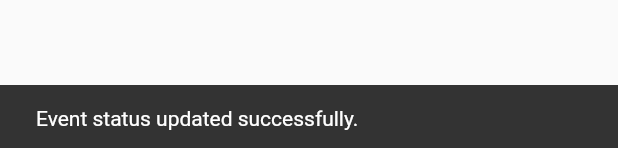
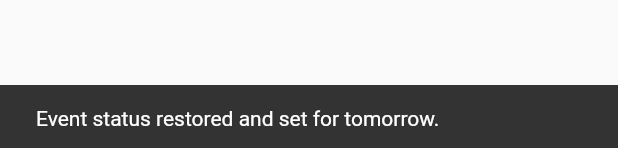
Before and after one commit to johnwandera37/Krazy-Knot, a Flutter app: what openAnimatedDialog() shows on an empty page, opened directly with empty values, after a tap on "Yes", on a phone screen of 412 x 824 dp. Shown: the part 1085-1233 px from the top of the screen. Run offline on Flutter 3.47's test engine with Material 2 defaults, Android fonts, the phone set to English and light mode, and no system bars; our stand-ins replace animated_notch_bottom_bar, equatable, flutter_dotenv, flutter_neumorphic, get, google_fonts and 6 more; missing offline and left inert: open_street_map_search_and_pick; accounts and stored records are empty; network calls fail.

Commit message:
latest changes

```diff
--- a/lib/data/event_api/event_api_service.dart
+++ b/lib/data/event_api/event_api_service.dart
@@ -12,12 +12,12 @@ class ApiService {
 
   if (response.statusCode == 200) {
     final data = jsonDecode(response.body);
-    print("======================================> this is my data");
-    print(data);
-      print("====================================> this is my data");
+    debugPrint("======================================> this is my data");
+    debugPrint(data);
+      debugPrint("====================================> this is my data");
     return data;
   } else {
-    print('Event API Error: ${response.statusCode}');
+    debugPrint('Event API Error: ${response.statusCode}');
     return {'error': 'API Error: ${response.statusCode}'};
   }
 }
@@ -32,9 +32,9 @@ Future<void> addEvent(Event event) async {
     body: jsonEncode(event.toJson()), //a 'toJson' method exists in the Event model
   );
   if (response.statusCode == 200) {
-    print('=====================>Event created successfully');
+    debugPrint('=====================>Event created successfully');
   } else {
-    print('Failded to add an event');
+    debugPrint('Failded to add an event');
     throw Exception('Create event error code: ${response.statusCode}');
   }
 }
@@ -50,9 +50,9 @@ Future<void> updateEvent(Map<String, dynamic> updatedEventData) async {
     body: jsonEncode(updatedEventData), // Pass the updated data as the request body
   );
   if (response.statusCode == 200) {
-    print('[[[[[[[[[[[[[[[[[[[[[[[[[[[=======================Event updated successfully');
+    debugPrint('[[[[[[[[[[[[[[[[[[[[[[[[[[[=======================Event updated successfully');
   } else {
-    print('Failed to update an event from api itself[[[[[[[[[[[[[[[[[[[[[[[[[[[[[[[[[[[[[===============');
+    debugPrint('Failed to update an event from api itself[[[[[[[[[[[[[[[[[[[[[[[[[[[[[[[[[[[[[===============');
     throw Exception('[[[[[[[[[[[[[[[[[[[[[[[[[[[[[[[[[[[[[[[[[[[[[[[[[[==================Update event error code: ${response.statusCode}');
   }
 }
@@ -64,12 +64,12 @@ Future<void> updateEvent(Map<String, dynamic> updatedEventData) async {
 
   if (response.statusCode == 200) {
     final data = jsonDecode(response.body);
-    print("======================================> this is my attendees' data");
-    print(data);
-      print("====================================> this is my attendees' data");
+    debugPrint("======================================> this is my attendees' data");
+    debugPrint(data);
+      debugPrint("====================================> this is my attendees' data");
     return data;
   } else {
-    print('Attendees fetch API Error: ${response.statusCode}');
+    debugPrint('Attendees fetch API Error: ${response.statusCode}');
     return {'error': 'API Error: ${response.statusCode}'};
   }
 }
@@ -85,9 +85,9 @@ Future<void> addPeople(Attendees attendee) async {
     body: jsonEncode(attendee.toJson()), //a 'toJson' method exists in the Event model
   );
   if (response.statusCode == 200) {
-    print('======================================================>Atteendee created successfully');
+    debugPrint('======================================================>Atteendee created successfully');
   } else {
-    print('Failded to add an attendee');
+    debugPrint('Failded to add an attendee');
     throw Exception('Failed to add attendee error code: ${response.statusCode}');
   }
 }
--- a/lib/ui/base/widgets/modal_dialog.dart
+++ b/lib/ui/base/widgets/modal_dialog.dart
@@ -12,11 +12,11 @@ import '../../../utils/export_files.dart';
   required String startDate,
   required String endDate,
 }) {
-String dialogContent = status == 'Ready'
+  String dialogContent = status.toLowerCase() == 'ready'
       ? "You are about to update event to pending!"
-    : (status == 'Pending'
+      : (status.toLowerCase() == 'pending'
           ? "Is the event venue booked?"
-        : "You are about to revert this event");
+          : "You are about to restore this event");
 
   showGeneralDialog(
     context: context,
@@ -24,16 +24,19 @@ String dialogContent = status == 'Ready'
       return Container();
     },
     transitionDuration: const Duration(milliseconds: 400),
-    transitionBuilder: (context, a1, a2, child) =>
-        ScaleTransition(
+    transitionBuilder: (context, a1, a2, child) => ScaleTransition(
       scale: Tween<double>(begin: 0.5, end: 1.0).animate(a1),
-          child:
-          FadeTransition(
+      child: FadeTransition(
         opacity: Tween<double>(begin: 0.5, end: 1.0).animate(a1),
         child: AlertDialog(
-            title: CustomText(headingStr: "CONFIRM EVENT STATUS", weight: TextWeight.bold,),
+          title: CustomText(
+            headingStr: "CONFIRM EVENT STATUS",
+            weight: TextWeight.bold,
+          ),
           content: CustomText(headingStr: dialogContent),
-              shape: OutlineInputBorder(borderRadius: BorderRadius.circular(16), borderSide: BorderSide.none),
+          shape: OutlineInputBorder(
+              borderRadius: BorderRadius.circular(16),
+              borderSide: BorderSide.none),
           actions: [
             TextButton(
               child: Text('No'),
@@ -41,7 +44,9 @@ String dialogContent = status == 'Ready'
                 Navigator.of(context).pop();
                 ScaffoldMessenger.of(context).showSnackBar(
                   SnackBar(
-                      content: CustomText(headingStr: "Ensure your venue is ready before updating."),
+                    content: CustomText(
+                        headingStr:
+                            "Ensure your venue is ready before updating."),
                   ),
                 );
               },
@@ -49,9 +54,10 @@ String dialogContent = status == 'Ready'
             TextButton(
               child: Text('Yes'),
               onPressed: () {
-                    final EventController eventController = Get.put(EventController());
+                final EventController eventController =
+                    Get.put(EventController());
                 final String new_status;
-                    if(status == 'Pending' || status == 'Cancelled'){
+                if (status.toLowerCase() == 'pending') {
                   new_status = 'Ready';
                   eventController.updateStatus(
                       eventId: eventId,
@@ -62,8 +68,9 @@ String dialogContent = status == 'Ready'
                       eventStatus: new_status,
                       eventStartDate: startDate,
                       eventEndDate: endDate);
-                        debugPrint('######################################################################### nice this data for status was executed ${new_status}');
-                    }else if(status == 'Ready'){
+                  debugPrint(
+                      '######################################################################### nice this data for status was executed ${new_status}');
+                } else if (status.toLowerCase() == 'ready') {
                   new_status = 'Pending';
                   eventController.updateStatus(
                       eventId: eventId,
@@ -74,15 +81,31 @@ String dialogContent = status == 'Ready'
                       eventStatus: new_status,
                       eventStartDate: startDate,
                       eventEndDate: endDate);
-                        print('######################################################################### nice this data for status was executed ${new_status}');
+                  debugPrint(
+                      '######################################################################### nice this data for status was executed ${new_status}');
+                } else if (status.toLowerCase() == 'cancelled') {
+                  new_status = 'Pending';
+                  DateTime currentDate = DateTime.now();
+                  DateTime tomorrow = currentDate.add(Duration(days: 1));
+
+                  eventController.updateStatus(
+                      eventId: eventId,
+                      eventTitle: title,
+                      eventType: type,
+                      eventVenue: venue,
+                      eventDescription: description,
+                      eventStatus: new_status,
+                      eventStartDate: tomorrow.toIso8601String(),
+                      eventEndDate: tomorrow.toIso8601String());
+                  debugPrint(
+                      '######################################################################### nice this data for status was executed ${new_status}');
                 }
                 Navigator.of(context).pop();
                 ScaffoldMessenger.of(context).showSnackBar(
                   SnackBar(
-                      content: Text('Event status updated successfully.'),
+                    content: Text('Event status restored and set for tomorrow.'),
                   ),
                 );
-
               },
             ),
           ],
@@ -113,16 +136,19 @@ void cancelEvent({
       return Container();
     },
     transitionDuration: const Duration(milliseconds: 400),
-    transitionBuilder: (context, a1, a2, child) =>
-        ScaleTransition(
+    transitionBuilder: (context, a1, a2, child) => ScaleTransition(
       scale: Tween<double>(begin: 0.5, end: 1.0).animate(a1),
-          child:
-          FadeTransition(
+      child: FadeTransition(
         opacity: Tween<double>(begin: 0.5, end: 1.0).animate(a1),
         child: AlertDialog(
-            title: CustomText(headingStr: "CANCEL EVENT", weight: TextWeight.bold,),
+          title: CustomText(
+            headingStr: "CANCEL EVENT",
+            weight: TextWeight.bold,
+          ),
           content: CustomText(headingStr: dialogContent),
-              shape: OutlineInputBorder(borderRadius: BorderRadius.circular(16), borderSide: BorderSide.none),
+          shape: OutlineInputBorder(
+              borderRadius: BorderRadius.circular(16),
+              borderSide: BorderSide.none),
           actions: [
             TextButton(
               child: Text('No'),
@@ -138,9 +164,11 @@ void cancelEvent({
             TextButton(
               child: Text('Yes'),
               onPressed: () {
-                    final EventController eventController = Get.put(EventController());
+                final EventController eventController =
+                    Get.put(EventController());
                 final String new_status;
-                    if(status == 'Pending' || status == 'Ready'){
+                if (status.toLowerCase() == 'pending' ||
+                    status.toLowerCase() == 'ready') {
                   new_status = 'Cancelled';
                   eventController.updateStatus(
                       eventId: eventId,
@@ -158,7 +186,6 @@ void cancelEvent({
                     content: Text('Event has been cancelled.'),
                   ),
                 );
-
               },
             ),
           ],
--- a/pubspec.yaml
+++ b/pubspec.yaml
@@ -22,6 +22,7 @@ dependencies:
   flutter_dotenv: ^5.1.0
   url_strategy: ^0.2.0
   lottie: ^2.3.2
+  dio: ^4.0.0
 
   animated_notch_bottom_bar: ^1.0.0
   salomon_bottom_bar: ^3.3.2
```
Also changed, not shown: lib/controllers/profile_controller.dart (+113 -98 lines), lib/data/api/api_client.dart (+42 -30 lines), lib/data/repo/profile_repo.dart (+6 -6 lines), lib/ui/cancelledevents/cancelled_events.dart (+5 -2 lines), lib/ui/event_creation/widget/map_picker.dart (+21 -2 lines), lib/ui/home/tab/event_tab.dart (+17 -5 lines), lib/ui/profile/preview_screen.dart (+17 -16 lines), pubspec.lock. Lines whose indentation alone changed are shown as unchanged.
